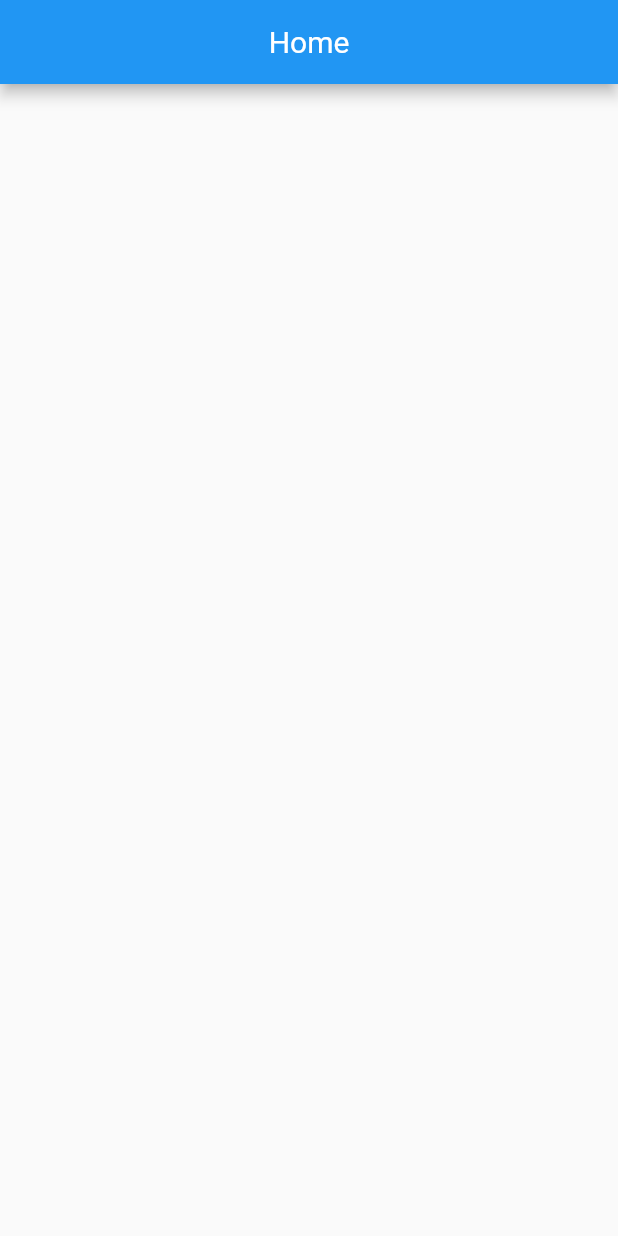
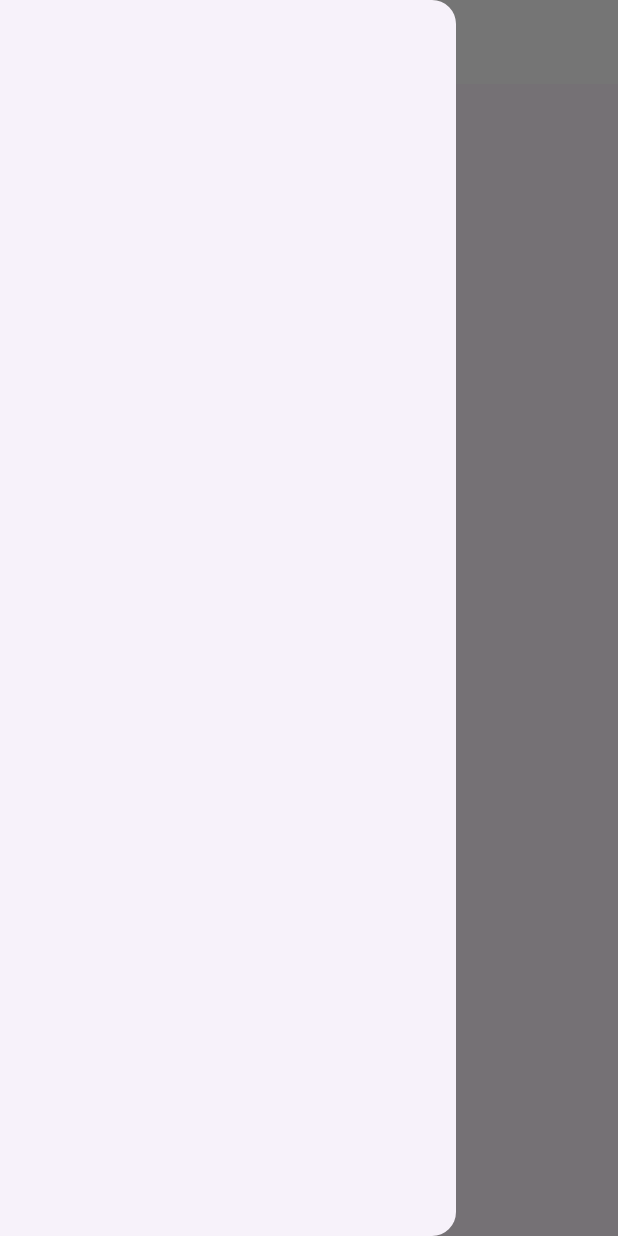
Before and after one commit to kamelmdahduleh/Origin, a Flutter app: the screen it shows after launch, with the side drawer open (before the commit the screen has no drawer), on a phone screen of 412 x 824 dp. Run offline on Flutter 3.47's test engine with Material 2 defaults, Android fonts, the phone set to English and light mode, and no system bars.

Commit message:
material 3 + images folder + homePage updates

```diff
--- a/lib/main.dart
+++ b/lib/main.dart
@@ -1,3 +1,5 @@
+// ignore_for_file: prefer_const_constructors
+
 import 'package:flutter/material.dart';
 
 import 'screens/home_screen.dart';
@@ -12,6 +14,9 @@ class MyApp extends StatelessWidget {
   @override
   Widget build(BuildContext context) {
     return MaterialApp(
+      theme: ThemeData(
+        useMaterial3: true,
+      ),
       debugShowCheckedModeBanner: false,
       home: HomeScreen(),
     );
--- a/lib/screens/home_screen.dart
+++ b/lib/screens/home_screen.dart
@@ -18,10 +18,14 @@ class HomeScreenState extends State<HomeScreen> {
   @override
   Widget build(BuildContext context) {
     return Scaffold(
+      drawer: Drawer(),
       appBar: AppBar(
+        iconTheme: IconThemeData(color: Colors.deepPurple[600]),
+        backgroundColor: Colors.white,
         title: Center(
           child: Text(
             'Home',
+            style: TextStyle(color: Colors.black),
           ),
         ),
       ),
--- a/pubspec.yaml
+++ b/pubspec.yaml
@@ -59,9 +59,8 @@ flutter:
   uses-material-design: true
 
   # To add assets to your application, add an assets section, like this:
-  # assets:
-  #   - images/a_dot_burr.jpeg
-  #   - images/a_dot_ham.jpeg
+  assets:
+    - images/
 
   # An image asset can refer to one or more resolution-specific "variants", see
   # https://flutter.dev/assets-and-images/#resolution-aware
```
Also changed, not shown: images/logo.png (added).
